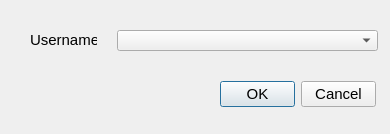
First picture: the form in QtDesigner/RemoveUserDialog.ui, repository dhahaj/EAX-Python-Interface, before the edit.
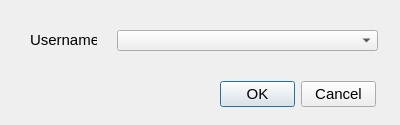
Second picture: the form after the edit. Icons and pictures are not drawn.

Diff of the .ui file:
```diff
--- a/QtDesigner/RemoveUserDialog.ui
+++ b/QtDesigner/RemoveUserDialog.ui
@@ -6,8 +6,8 @@
    <rect>
     <x>0</x>
     <y>0</y>
-    <width>390</width>
-    <height>134</height>
+    <width>400</width>
+    <height>125</height>
    </rect>
   </property>
   <property name="sizePolicy">
@@ -16,6 +16,18 @@
     <verstretch>0</verstretch>
    </sizepolicy>
   </property>
+  <property name="minimumSize">
+   <size>
+    <width>400</width>
+    <height>125</height>
+   </size>
+  </property>
+  <property name="maximumSize">
+   <size>
+    <width>400</width>
+    <height>125</height>
+   </size>
+  </property>
   <property name="windowTitle">
    <string>Dialog</string>
   </property>
@@ -23,6 +35,9 @@
    <iconset resource="icons.qrc">
     <normaloff>:/resources/icons/images/icons/logout.png</normaloff>:/resources/icons/images/icons/logout.png</iconset>
   </property>
+  <property name="sizeGripEnabled">
+   <bool>false</bool>
+  </property>
   <widget class="QDialogButtonBox" name="buttonBox">
    <property name="geometry">
     <rect>
```
Left out of the diff: 8 changed lines with no effect on the pictures.
